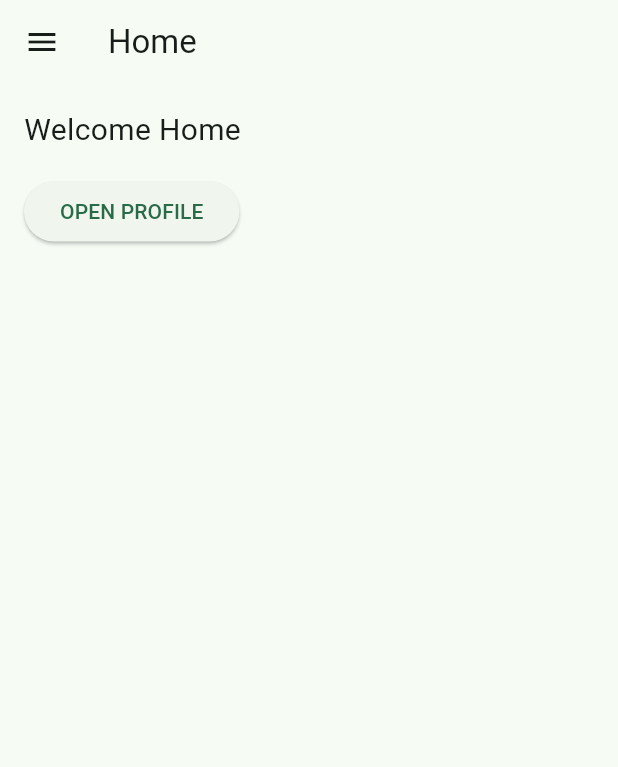
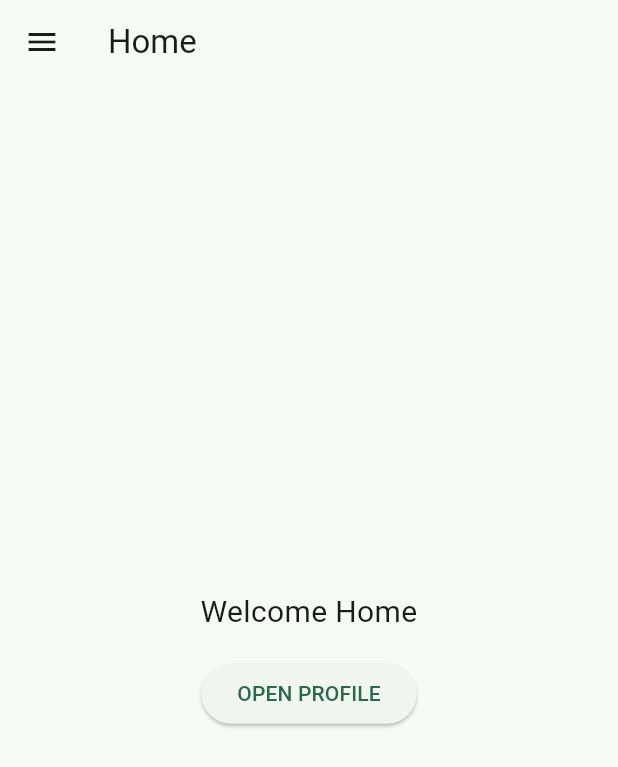
Before and after one commit to oquindoaldrin/dcit26-compilation, a Flutter app: the HomeScreen screen opened directly, on a phone screen of 412 x 824 dp. Shown: the top 767 px of the screen. Run offline on Flutter 3.47's test engine with Material 3 defaults, Android fonts, the phone set to English and light mode, and no system bars; our stand-ins replace material_ui; accounts and stored records are empty.

Commit message:
updated lab 5 and lab 6

```diff
--- a/lab1_hello_world/lib/main.dart
+++ b/lab1_hello_world/lib/main.dart
@@ -1,4 +1,3 @@
-
 import 'package:material_ui/material_ui.dart';
 
 void main() {
--- a/lab2_student_profile/lib/main.dart
+++ b/lab2_student_profile/lib/main.dart
@@ -1,4 +1,4 @@
-import 'package:flutter/material.dart';
+import 'package:material_ui/material_ui.dart';
 
 void main() => runApp(const StudentProfileApp());
 
--- a/lab5_navigation/lib/app_drawer.dart
+++ b/lab5_navigation/lib/app_drawer.dart
@@ -1,4 +1,4 @@
-import 'package:flutter/material.dart';
+import 'package:material_ui/material_ui.dart';
 
 class AppDrawer extends StatelessWidget {
   final String currentRoute;
--- a/lab5_navigation/lib/home_screen.dart
+++ b/lab5_navigation/lib/home_screen.dart
@@ -1,4 +1,4 @@
-import 'package:flutter/material.dart';
+import 'package:material_ui/material_ui.dart';
 import '/app_drawer.dart';
 import 'profile_screen.dart';
 
@@ -10,12 +10,18 @@ class HomeScreen extends StatelessWidget {
     return Scaffold(
       appBar: AppBar(title: const Text('Home')),
       drawer: const AppDrawer(currentRoute: '/'),
-      body: Padding(
+     body: Center(
+  child: Padding(
     padding: const EdgeInsets.all(16),
     child: Column(
-          crossAxisAlignment: CrossAxisAlignment.start,
+      mainAxisSize: MainAxisSize.min,
+      crossAxisAlignment: CrossAxisAlignment.center,
       children: [
-            const Text('Welcome Home', style: TextStyle(fontSize: 20)),
+        const Text(
+          'Welcome Home',
+          style: TextStyle(fontSize: 20),
+          textAlign: TextAlign.center,
+        ),
         const SizedBox(height: 16),
         ElevatedButton(
           onPressed: () {
@@ -31,6 +37,7 @@ class HomeScreen extends StatelessWidget {
       ],
     ),
   ),
+),
     );
   }
 }
--- a/lab5_navigation/lib/main.dart
+++ b/lab5_navigation/lib/main.dart
@@ -1,4 +1,4 @@
-import 'package:flutter/material.dart';
+import 'package:material_ui/material_ui.dart';
 
 import 'home_screen.dart';
 import 'about_screen.dart';
--- a/lab5_navigation/lib/profile_screen.dart
+++ b/lab5_navigation/lib/profile_screen.dart
@@ -1,4 +1,4 @@
-import 'package:flutter/material.dart';
+import 'package:material_ui/material_ui.dart';
 
 class ProfileScreen extends StatelessWidget {
   const ProfileScreen({super.key});
--- a/lab6_products/lib/main.dart
+++ b/lab6_products/lib/main.dart
@@ -1,183 +1,20 @@
-import 'package:flutter/material.dart';
 
-void main() => runApp(const MyApp());
+import 'package:material_ui/material_ui.dart';
+import 'screens/product_list_screen.dart';
 
-// Immutable Product class (Instruction 1)
-class Product {
-  const Product({
-    required this.id,
-    required this.title,
-    required this.description,
-    required this.rating,
-    required this.price,
-  });
-  final String id;
-  final String title;
-  final String description;
-  final double rating;
-  final String price; // extra field to match the sample output
+void main() {
+  runApp(const MyApp());
 }
-
-const List<Product> products = [
-  Product(
-    id: 'P-001',
-    title: 'Wireless Mouse',
-    description: 'Comfortable wireless mouse for daily work.',
-    rating: 4.5,
-    price: '₱599',
-  ),
-  Product(
-    id: 'P-002',
-    title: 'Notebook Set',
-    description: 'Set of ruled notebooks for notes and school.',
-    rating: 4.2,
-    price: '₱120',
-  ),
-  Product(
-    id: 'P-003',
-    title: 'Desk Lamp',
-    description: 'Adjustable LED lamp with warm light.',
-    rating: 4.7,
-    price: '₱850',
-  ),
-  Product(
-    id: 'P-004',
-    title: 'Mechanical Keyboard',
-    description: 'Compact keyboard with tactile switches and backlight.',
-    rating: 4.6,
-    price: '₱1,899',
-  ),
-  Product(
-    id: 'P-005',
-    title: 'USB Flash Drive 64GB',
-    description: 'Fast and portable storage for school files.',
-    rating: 4.3,
-    price: '₱350',
-  ),
-  Product(
-    id: 'P-006',
-    title: 'Bluetooth Earphones',
-    description: 'Wireless earphones with clear sound and long battery life.',
-    rating: 4.4,
-    price: '₱749',
-  ),
-  Product(
-    id: 'P-007',
-    title: 'Backpack',
-    description: 'Water-resistant backpack with a laptop compartment.',
-    rating: 4.8,
-    price: '₱1,150',
-  ),
-  Product(
-    id: 'P-008',
-    title: 'Scientific Calculator',
-    description: 'Multi-function calculator for math and engineering classes.',
-    rating: 4.9,
-    price: '₱699',
-  ),
-];
 
 class MyApp extends StatelessWidget {
   const MyApp({super.key});
 
   @override
   Widget build(BuildContext context) {
-    return MaterialApp(
-      title: 'Lab 6 - Product Data',
+    return const MaterialApp(
       debugShowCheckedModeBanner: false,
-      theme: ThemeData(
-        colorScheme: ColorScheme.fromSeed(seedColor: const Color(0xFF1F6B45)),
-        useMaterial3: true,
-      ),
-      home: const HomeScreen(),
+      title: 'Lab 6 - Products',
+      home: ProductListScreen(),
     );
   }
 }
-
-// Home screen: ListView.builder (Instruction 3)
-class HomeScreen extends StatelessWidget {
-  const HomeScreen({super.key});
-
-  @override
-  Widget build(BuildContext context) {
-    return Scaffold(
-      appBar: AppBar(
-        title: const Text('Products'),
-        backgroundColor: const Color(0xFF1F6B45),
-        foregroundColor: Colors.white,
-      ),
-      body: ListView.builder(
-        padding: const EdgeInsets.all(12),
-        itemCount: products.length,
-        itemBuilder: (context, index) {
-          final product = products[index];
-          return Card(
-            child: ListTile(
-              leading: const CircleAvatar(child: Icon(Icons.shopping_bag)),
-              title: Text(product.title),
-              subtitle: Text('Rating ${product.rating}\n${product.price}'),
-              isThreeLine: true,
-              // Tappable item, passes the Product object (Instruction 4)
-              onTap: () {
-                Navigator.push(
-                  context,
-                  MaterialPageRoute(
-                    builder: (context) => ProductDetailScreen(product: product),
-                  ),
-                );
-              },
-            ),
-          );
-        },
-      ),
-    );
-  }
-}
-
-// Detail screen (Instruction 5)
-class ProductDetailScreen extends StatelessWidget {
-  const ProductDetailScreen({super.key, required this.product});
-
-  final Product product;
-
-  @override
-  Widget build(BuildContext context) {
-    return Scaffold(
-      appBar: AppBar(
-        title: const Text('Product Details'),
-        backgroundColor: const Color(0xFF1F6B45),
-        foregroundColor: Colors.white,
-      ),
-      body: Padding(
-        padding: const EdgeInsets.all(24),
-        child: Column(
-          children: [
-            const CircleAvatar(
-              radius: 60,
-              child: Icon(Icons.shopping_bag, size: 48),
-            ),
-            const SizedBox(height: 24),
-            Text(
-              product.title,
-              style: Theme.of(context).textTheme.headlineSmall
-                  ?.copyWith(fontWeight: FontWeight.bold),
-            ),
-            const SizedBox(height: 12),
-            const Text(
-              'Description',
-              style: TextStyle(fontWeight: FontWeight.bold),
-            ),
-            Text(product.description, textAlign: TextAlign.center),
-            const SizedBox(height: 12),
-            Text(
-              'Rating: ${product.rating} / 5',
-              style: const TextStyle(fontWeight: FontWeight.bold),
-            ),
-            const SizedBox(height: 12),
-            Text('Product key: ${product.id}'),
-          ],
-        ),
-      ),
-    );
-  }
-}
```
Also changed, not shown: lab4_modal/pubspec.yaml (+82 -0 lines), lab5_navigation/lib/about_screen.dart (+9 -6 lines), lab6_products/lib/models/product.dart (added, +14 -0 lines), lab6_products/lib/screens/product_detail_screen.dart (added, +99 -0 lines), lab6_products/lib/screens/product_list_screen.dart (added, +101 -0 lines), 1 other file. Lines whose indentation alone changed are shown as unchanged.
